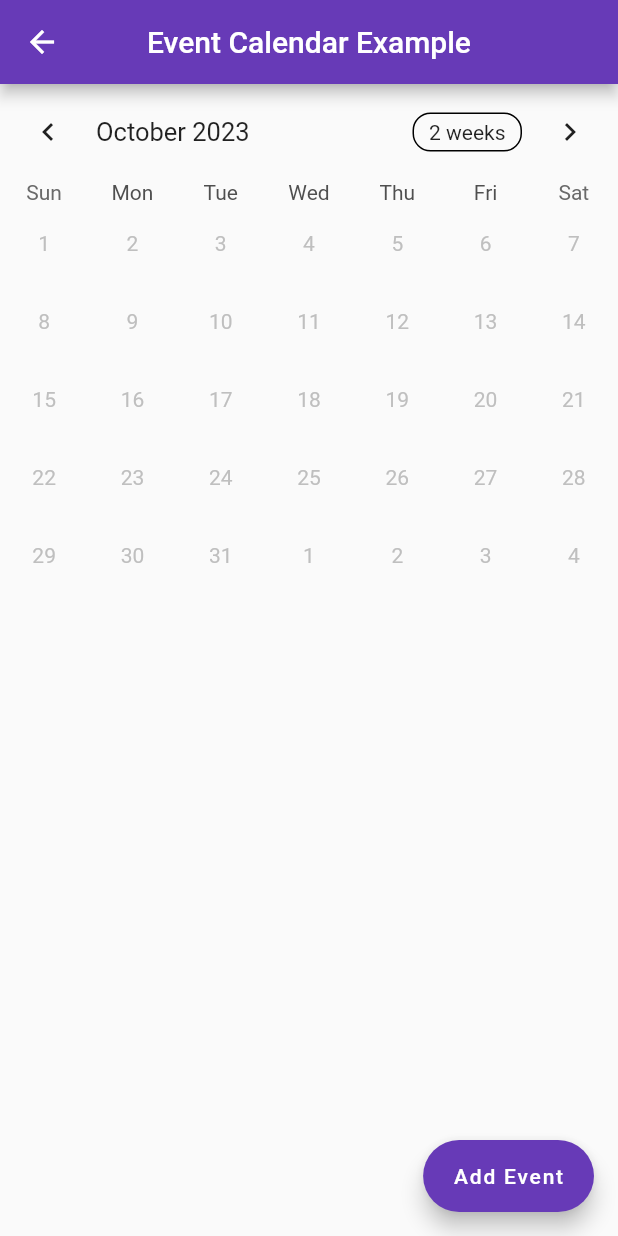
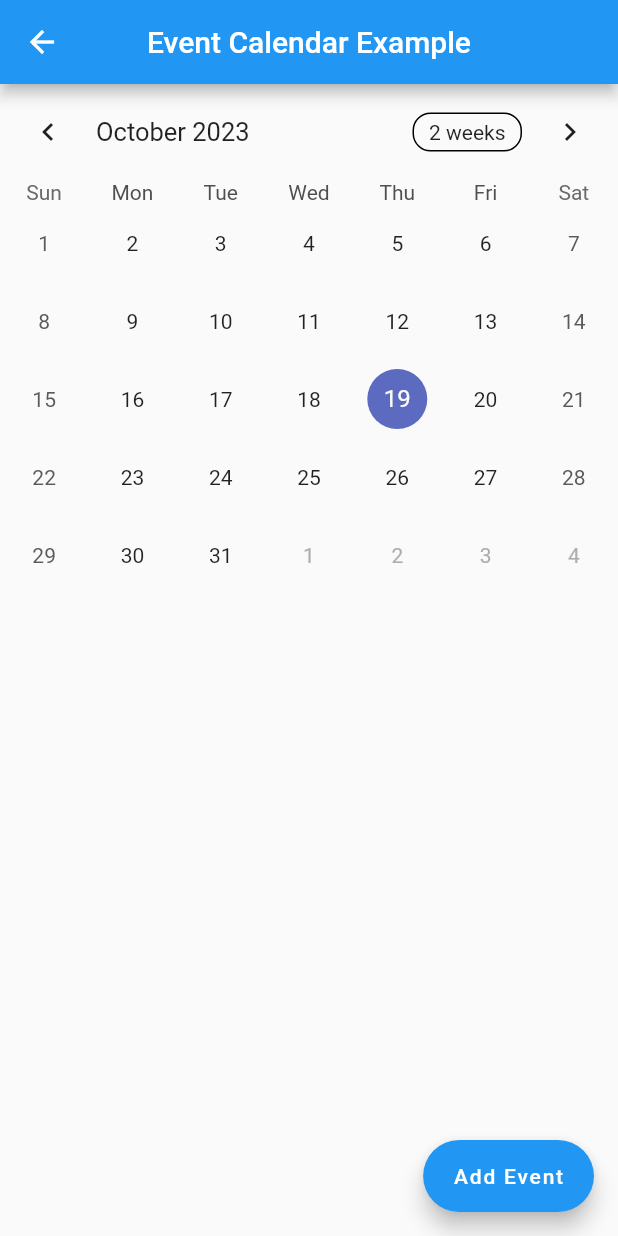
Before and after one commit to delay1014/DDM1_ITJ_Wallace_Yago_Augusto, a Flutter app: the EventCalendarScreen screen opened directly, on a phone screen of 412 x 824 dp. Run offline on Flutter 3.47's test engine with Material 2 defaults, Android fonts, the phone set to English and light mode, and no system bars; drawn by our look-alikes of table_calendar; network calls fail.

Commit message:
Add files via upload

```diff
--- a/lib/EventCalendarScreen.dart
+++ b/lib/EventCalendarScreen.dart
@@ -25,7 +25,7 @@ class _EventCalendarScreenState extends State<EventCalendarScreen> {
     // TODO: implement initState
     super.initState();
     _selectedDate = _focusedDay;
-
+    print('_selectedDate: $_selectedDate');
     loadPreviousEvents();
   }
 
@@ -146,7 +146,7 @@ class _EventCalendarScreenState extends State<EventCalendarScreen> {
         children: [
           TableCalendar(
             firstDay: DateTime(2022),
-            lastDay: DateTime(2023),
+            lastDay: DateTime(2050),
             focusedDay: _focusedDay,
             calendarFormat: _calendarFormat,
             onDaySelected: (selectedDay, focusedDay) {
--- a/lib/Infos.dart
+++ b/lib/Infos.dart
@@ -27,7 +27,7 @@ class _MainPageState extends State<MainPage2> {
         ),
         body: Center(
           child: Text(
-            'Seu texto aqui!', // Substitua pelo texto que você deseja exibir
+            'Informações', // Substitua pelo texto que você deseja exibir
             style: TextStyle(fontSize: 24),
           ),
         ),
--- a/lib/main.dart
+++ b/lib/main.dart
@@ -13,7 +13,7 @@ class MyApp extends StatelessWidget {
   Widget build(BuildContext context) => MaterialApp(
         debugShowCheckedModeBanner: false,
         title: title,
-        theme: ThemeData(primarySwatch: Colors.deepPurple),
+        theme: ThemeData(primarySwatch: Colors.blue),
         home: MainPage(),
       );
 }
```
Also changed, not shown: pubspec.lock, 2 other files.
